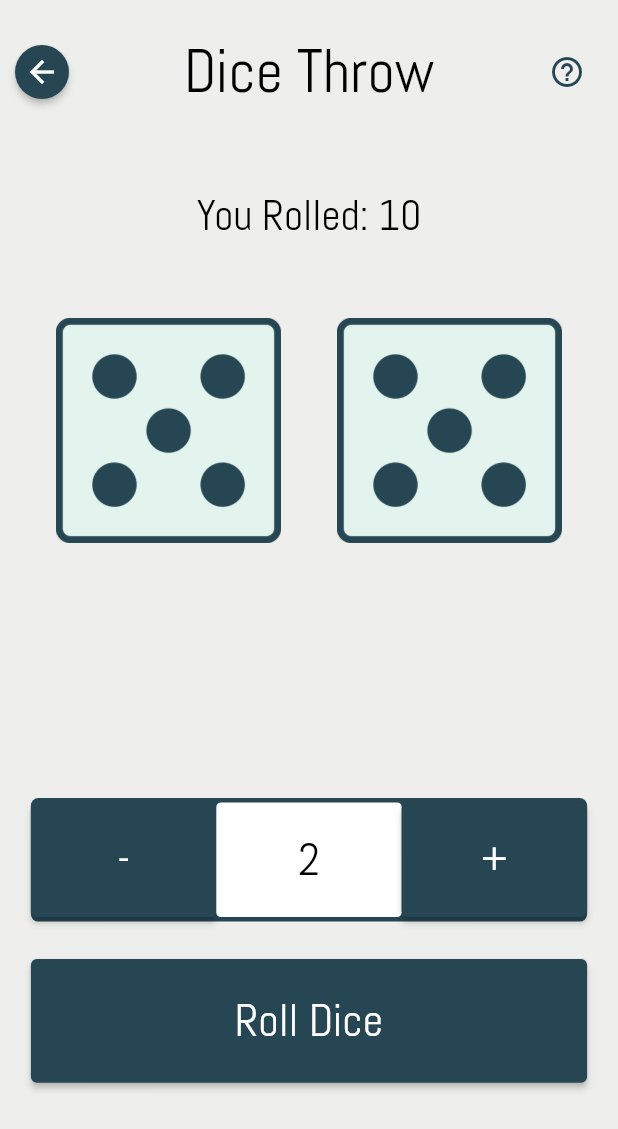
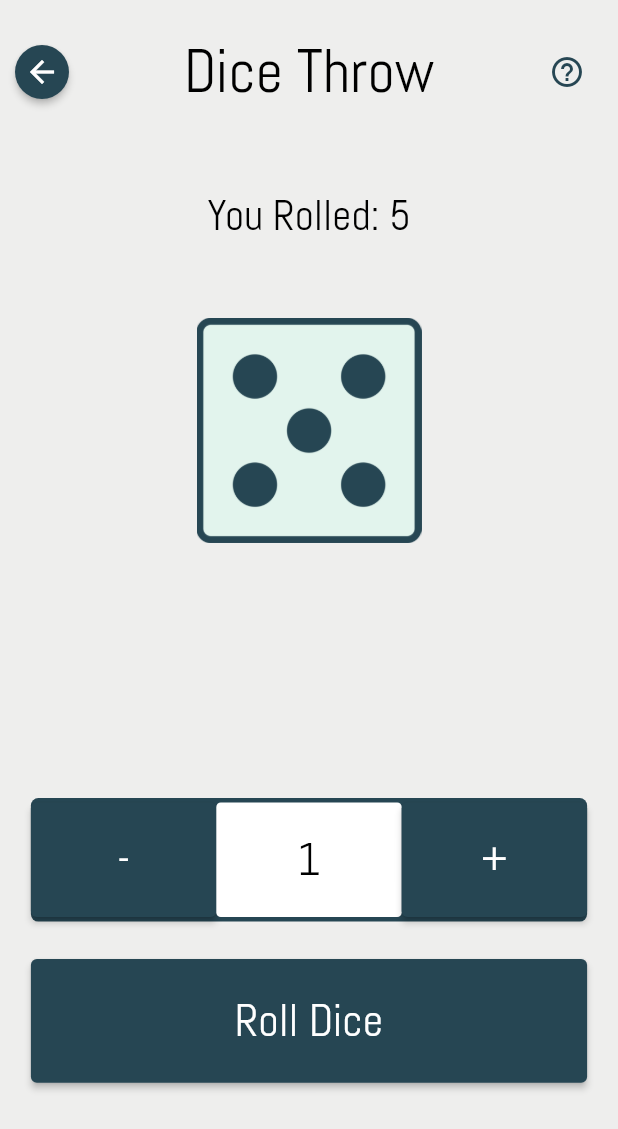
Before and after one commit to yonraf/mobil-software-udvikling, a Flutter app: the screen it shows after launch, after a tap on "Dice Throw", on a phone screen of 412 x 824 dp. Shown: the top 1129 px of the screen. Run offline on Flutter 3.47's test engine with Material 2 defaults, Android fonts, the phone set to English and light mode, and no system bars; our stand-ins replace flutter_fortune_wheel.

Commit message:
Dice Throw Updated V2 - Add/remove more dices - Generate random numbers based on dice number

```diff
--- a/justrandom/lib/screens/randomizers/dice.dart
+++ b/justrandom/lib/screens/randomizers/dice.dart
@@ -34,9 +34,8 @@ class _DiceState extends State<Dice> {
     "six.png"
   ];
 
-  int randomIntForDiceOne = Random().nextInt(6);
-  int randomIntForDiceTwo = Random().nextInt(6);
-  int diceCount = 2;
+  int diceCount = 1;
+  var randomValues = [Random().nextInt(6)];
 
   @override
   Widget build(BuildContext context) {
@@ -49,7 +48,7 @@ class _DiceState extends State<Dice> {
             padding: const EdgeInsets.fromLTRB(0, 50, 0, 0),
             child: Text(
               "You Rolled: " +
-                  (randomIntForDiceOne + randomIntForDiceTwo + 2).toString(),
+                  (randomValues.reduce((a, b) => a + b) + diceCount).toString(),
               style: const TextStyle(
                   fontFamily: 'Abel',
                   color: Colors.black,
@@ -62,7 +61,7 @@ class _DiceState extends State<Dice> {
             padding: const EdgeInsets.fromLTRB(0, 50, 0, 170),
             child: Row(
               mainAxisAlignment: MainAxisAlignment.spaceEvenly,
-              children: [
+              /*children: [
                 Image.asset(
                   "assets/" + imageArray[randomIntForDiceOne],
                   height: 150,
@@ -73,7 +72,12 @@ class _DiceState extends State<Dice> {
                   height: 150,
                   width: 150,
                 )
-              ],
+              ],*/
+              children: [for (var number in randomValues) Image.asset(
+                "assets/" + imageArray[number],
+                height: 150,
+                width: 150,
+              )],
             ),
           ),
 
@@ -156,8 +160,10 @@ class _DiceState extends State<Dice> {
 
   void run() {
     setState(() {
-      randomIntForDiceOne = Random().nextInt(6);
-      randomIntForDiceTwo = Random().nextInt(6);
+      randomValues.clear();
+      for (var i = 0; i < diceCount; i++){
+        randomValues.add(Random().nextInt(6));
+      }
     });
   }
 
@@ -167,6 +173,7 @@ class _DiceState extends State<Dice> {
     }
     setState(() {
       diceCount++;
+      randomValues.add(Random().nextInt(6));
     });
   }
 
@@ -176,6 +183,7 @@ class _DiceState extends State<Dice> {
     }
     setState(() {
       diceCount--;
+      randomValues.removeLast();
     });
   }
 
```
